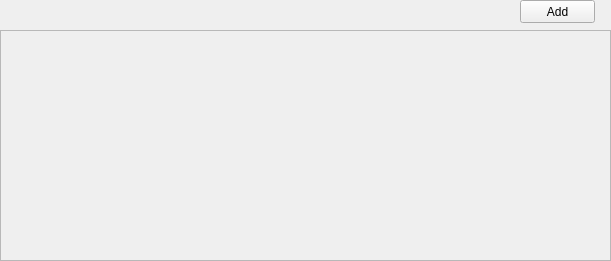
Before: the Qt Designer form UI/WallPageContent.ui in sathachao/Wall, drawn with Qt 5.
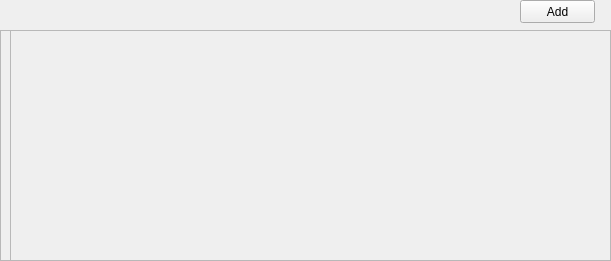
After: the same form once the commit is applied.

Patch:
```diff
--- a/UI/WallPageContent.ui
+++ b/UI/WallPageContent.ui
@@ -37,9 +37,9 @@
    <widget class="QScrollArea" name="thumbnailArea">
     <property name="geometry">
      <rect>
-      <x>0</x>
+      <x>10</x>
       <y>0</y>
-      <width>611</width>
+      <width>601</width>
       <height>231</height>
      </rect>
     </property>
@@ -51,7 +51,7 @@
       <rect>
        <x>0</x>
        <y>0</y>
-       <width>609</width>
+       <width>599</width>
        <height>229</height>
       </rect>
      </property>
```
